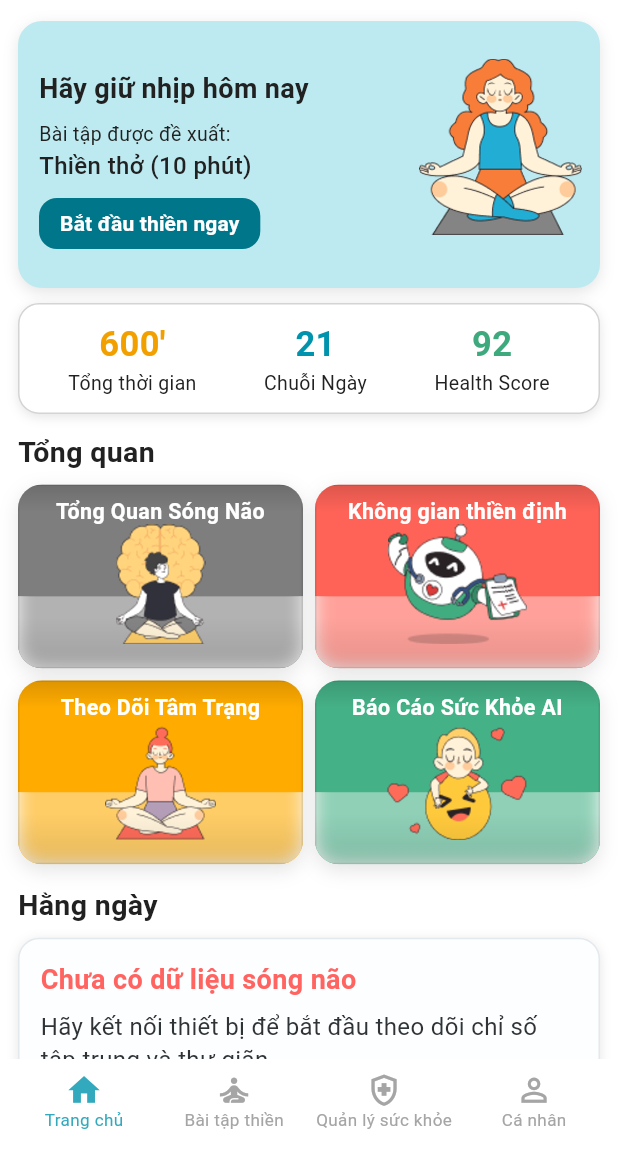
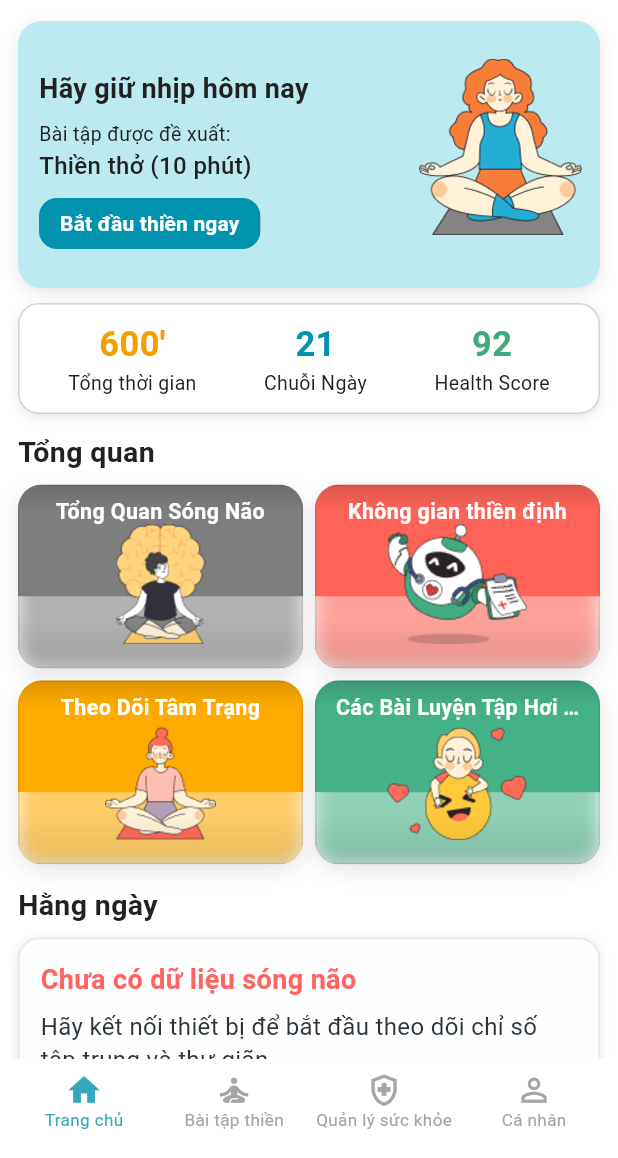
Before and after one commit to triudangcoding/zenwave2, a Flutter app: the screen it shows after launch, on a phone screen of 412 x 824 dp, the part 78-1236 px from its top. Run offline on Flutter 3.47's test engine with Material 3 defaults, Android fonts, the phone set to English and light mode, and no system bars.

```diff
--- a/lib/sections/home/HomePage.dart
+++ b/lib/sections/home/HomePage.dart
@@ -61,7 +61,7 @@ class HomePage extends StatelessWidget {
                           imagePath: 'assets/Images/HomePage3.png',
                         ),
                         _OverviewCard(
-                          title: 'Báo Cáo Sức Khỏe AI',
+                          title: 'Các Bài Luyện Tập Hơi Thở',
                           backgroundColor: AppColors.homeOverviewAi,
                           imagePath: 'assets/Images/HomePage5.png',
                         ),
@@ -198,7 +198,7 @@ class HomePage extends StatelessWidget {
                     child: FilledButton(
                       onPressed: () {},
                       style: FilledButton.styleFrom(
-                        backgroundColor: AppColors.cyan600,
+                        backgroundColor: AppColors.cyan500,
                         shape: RoundedRectangleBorder(
                           borderRadius: BorderRadius.circular(12),
                         ),
```
